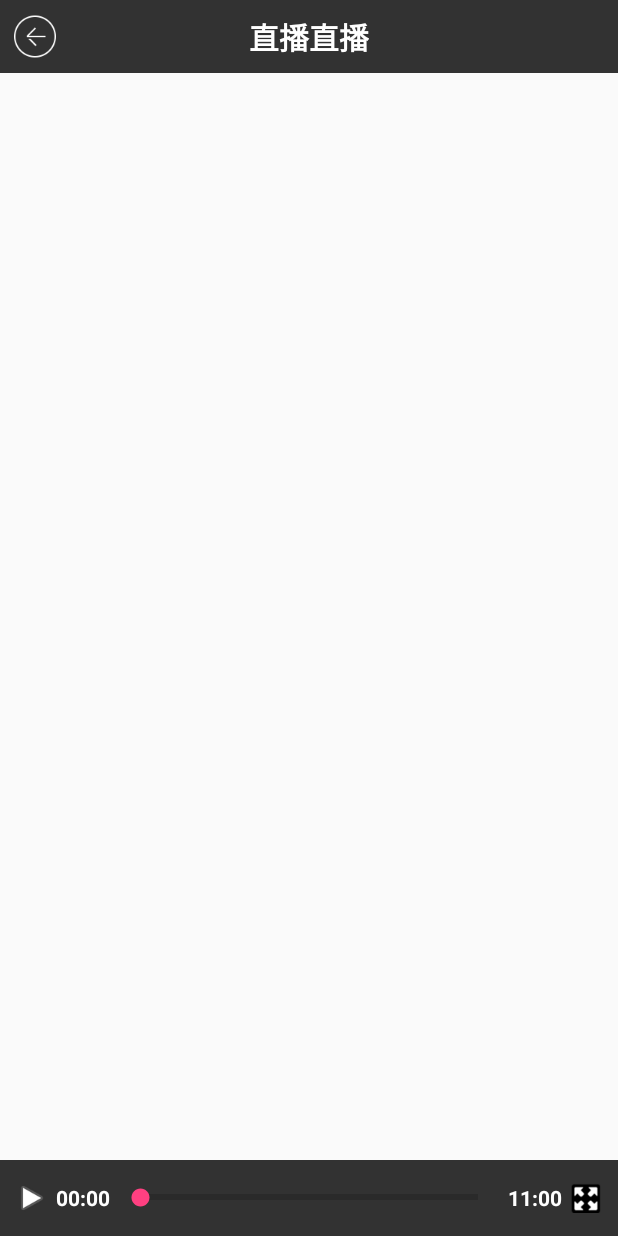
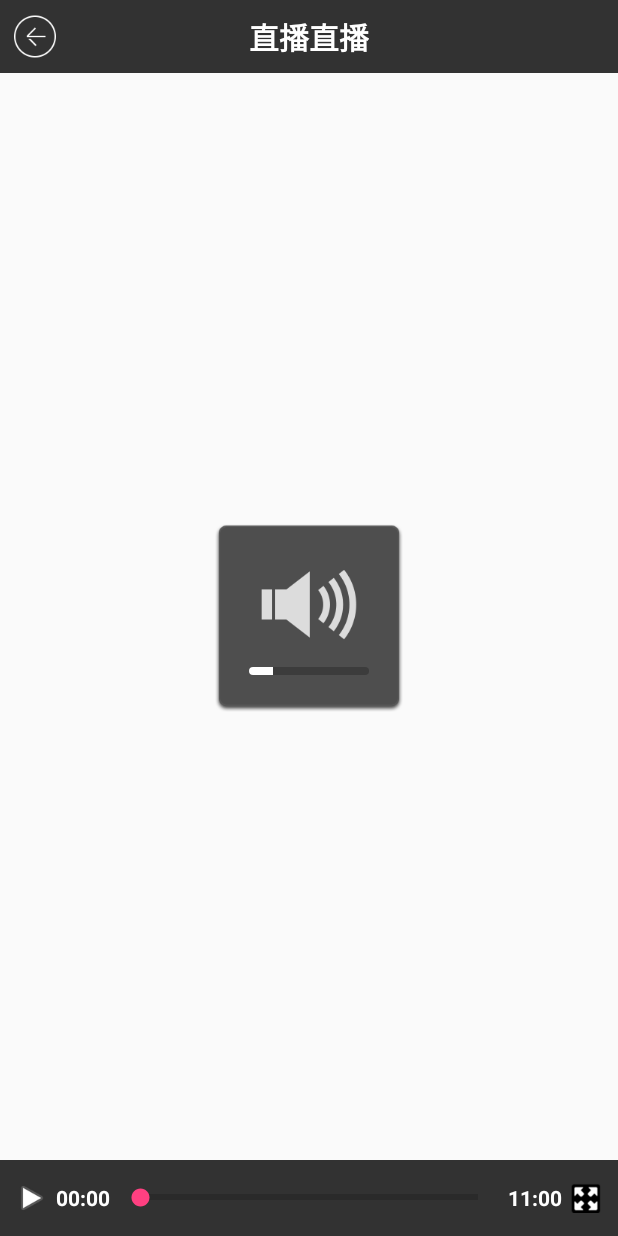
Before and after one commit to brucetoo/VideoControllerView, an Android app: the layout media_controller.xml on its own in the app's theme, with its tools: preview values and no code run, on a phone screen of 412 x 824 dp. Run offline under Robolectric (Android 15) with nearby library versions, the phone set to English and light mode, and no system bars.

Commit message:
add left edge swipe up-down to control brightness of screen

```diff
--- a/app/src/main/java/com/bruce/videocontrollerview/ViewGestureListener.java
+++ b/app/src/main/java/com/bruce/videocontrollerview/ViewGestureListener.java
@@ -15,7 +15,7 @@ public class ViewGestureListener implements GestureDetector.OnGestureListener {
 
     private static final String TAG = "ViewGestureListener";
 
-    private static final int SWIPE_THRESHOLD = 100;//threshold of swipe
+    private static final int SWIPE_THRESHOLD = 60;//threshold of swipe
     public static final int SWIPE_LEFT = 1;
     public static final int SWIPE_RIGHT = 2;
     private VideoGestureListener listener;
@@ -44,9 +44,9 @@ public class ViewGestureListener implements GestureDetector.OnGestureListener {
         } else {
             if (Math.abs(deltaY) > SWIPE_THRESHOLD) {
                 if(e1.getX() < getDeviceWidth(context)*1.0/5) {//left edge
-                    listener.onVerticalScroll(e2,deltaY,SWIPE_LEFT);
+                    listener.onVerticalScroll(e2,-deltaY,SWIPE_LEFT);
                 }else if(e1.getX() > getDeviceWidth(context)*4.0/5){//right edge
-                    listener.onVerticalScroll(e2,deltaY,SWIPE_RIGHT);
+                    listener.onVerticalScroll(e2,-deltaY,SWIPE_RIGHT);
                 }
                 return true;
             }
--- /dev/null
+++ b/app/src/main/res/drawable/layer_progress.xml
@@ -0,0 +1,18 @@
+<?xml version="1.0" encoding="utf-8"?>
+<layer-list xmlns:android="http://schemas.android.com/apk/res/android">
+    <item android:id="@android:id/background">
+        <shape>
+            <corners android:radius="5dp"/>
+            <solid android:color="#3c3c3c"/>
+        </shape>
+    </item>
+
+    <item android:id="@android:id/progress">
+        <clip >
+            <shape>
+                <corners android:radius="5dp"/>
+                <solid android:color="#FFFFFF"/>
+            </shape>
+        </clip>
+    </item>
+</layer-list>
--- a/app/src/main/res/layout/media_controller.xml
+++ b/app/src/main/res/layout/media_controller.xml
@@ -2,93 +2,122 @@
 
 <RelativeLayout xmlns:android="http://schemas.android.com/apk/res/android"
     android:layout_width="match_parent"
-    android:layout_height="wrap_content"
+    android:layout_height="match_parent"
     android:background="@android:color/transparent">
 
     <RelativeLayout
+        android:id="@+id/layout_top"
         android:layout_width="match_parent"
         android:layout_height="wrap_content"
+        android:layout_alignParentTop="true"
         android:background="#CC000000"
         android:minHeight="42dp"
-        android:layout_alignParentTop="true"
-        android:padding="9dp"
-        android:id="@+id/layout_top"
-        >
+        android:padding="9dp">
+
         <ImageButton
+            android:id="@+id/top_back"
             android:layout_width="wrap_content"
             android:layout_height="wrap_content"
             android:background="@null"
-            android:id="@+id/top_back"
-            android:src="@drawable/video_top_back"
-            />
+            android:src="@drawable/video_top_back" />
 
         <TextView
+            android:id="@+id/top_title"
             android:layout_width="wrap_content"
             android:layout_height="wrap_content"
+            android:layout_centerInParent="true"
+            android:text="直播直播"
+            android:textColor="@android:color/white"
             android:textSize="20sp"
-            android:textStyle="bold"
-            android:text="直播直播"
-            android:id="@+id/top_title"
-            android:layout_centerInParent="true"
-            android:textColor="@android:color/white"
-            />
+            android:textStyle="bold" />
     </RelativeLayout>
 
     <LinearLayout
+        android:id="@+id/layout_bottom"
         android:layout_width="match_parent"
         android:layout_height="wrap_content"
         android:layout_alignParentBottom="true"
         android:background="#CC000000"
+        android:gravity="center"
         android:minHeight="42dp"
-        android:gravity="center"
-        android:padding="9dp"
-        android:id="@+id/layout_bottom"
-        android:orientation="horizontal">
+        android:orientation="horizontal"
+        android:padding="9dp">
 
-        <ImageButton android:id="@+id/bottom_pause"
+        <ImageButton
+            android:id="@+id/bottom_pause"
             android:layout_width="wrap_content"
             android:layout_height="wrap_content"
+            android:layout_marginRight="4dp"
             android:background="@null"
-            android:layout_marginRight="4dp"
             android:src="@drawable/ic_media_play" />
 
 
-        <TextView android:id="@+id/bottom_time_current"
-            android:textSize="14sp"
-            android:textStyle="bold"
+        <TextView
+            android:id="@+id/bottom_time_current"
+            android:layout_width="wrap_content"
+            android:layout_height="wrap_content"
+            android:layout_gravity="center_vertical"
+            android:paddingRight="4dip"
             android:text="00:00"
             android:textColor="@android:color/white"
-            android:layout_gravity="center_vertical"
-            android:layout_width="wrap_content"
-            android:layout_height="wrap_content"
-            android:paddingRight="4dip" />
+            android:textSize="14sp"
+            android:textStyle="bold" />
 
         <SeekBar
             android:id="@+id/bottom_seekbar"
             style="?android:attr/progressBarStyleHorizontal"
             android:layout_width="0dip"
-            android:layout_weight="1"
+            android:layout_height="32dip"
             android:layout_gravity="center_vertical"
-            android:layout_height="32dip" />
+            android:layout_weight="1" />
 
-        <TextView android:id="@+id/bottom_time"
-            android:textSize="14sp"
-            android:textStyle="bold"
-            android:text="11:00"
-            android:layout_marginRight="4dp"
-            android:textColor="@android:color/white"
-            android:layout_gravity="center_vertical"
+        <TextView
+            android:id="@+id/bottom_time"
             android:layout_width="wrap_content"
             android:layout_height="wrap_content"
-            android:paddingLeft="4dip" />
+            android:layout_gravity="center_vertical"
+            android:layout_marginRight="4dp"
+            android:paddingLeft="4dip"
+            android:text="11:00"
+            android:textColor="@android:color/white"
+            android:textSize="14sp"
+            android:textStyle="bold" />
 
-        <ImageButton android:id="@+id/bottom_fullscreen"
-            android:layout_gravity="center_vertical"
+        <ImageButton
+            android:id="@+id/bottom_fullscreen"
             android:layout_width="wrap_content"
             android:layout_height="wrap_content"
+            android:layout_gravity="center_vertical"
             android:background="@null"
             android:src="@drawable/ic_media_fullscreen_stretch" />
 
     </LinearLayout>
 
+    <FrameLayout
+        android:id="@+id/layout_center"
+        android:layout_width="wrap_content"
+        android:layout_height="wrap_content"
+        android:layout_centerInParent="true"
+        android:visibility="visible">
+
+        <ImageView
+            android:id="@+id/image_center_bg"
+            android:layout_width="wrap_content"
+            android:layout_height="wrap_content"
+            android:layout_gravity="center"
+            android:src="@drawable/video_volume_bg" />
+
+        <ProgressBar
+            android:id="@+id/progress_center"
+            style="?android:attr/progressBarStyleHorizontal"
+            android:layout_width="80dp"
+            android:layout_height="5dp"
+            android:layout_gravity="center"
+            android:layout_marginTop="35dp"
+            android:max="100"
+            android:progress="20"
+            android:progressDrawable="@drawable/layer_progress"
+            android:visibility="visible" />
+    </FrameLayout>
+
 </RelativeLayout>
```
Also changed, not shown: app/src/main/java/com/bruce/videocontrollerview/VideoControllerView.java (+66 -4 lines), app/src/main/res/drawable-xhdpi/video_bright_bg.png (added), app/src/main/res/drawable-xhdpi/video_volume_bg.png (added).
